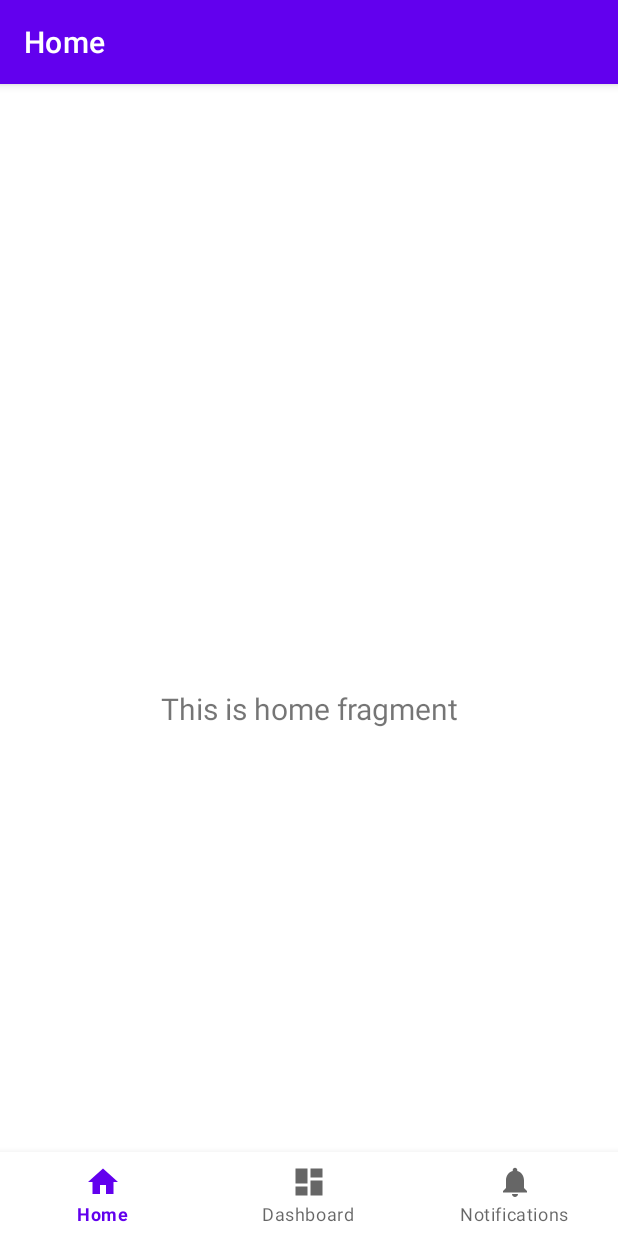
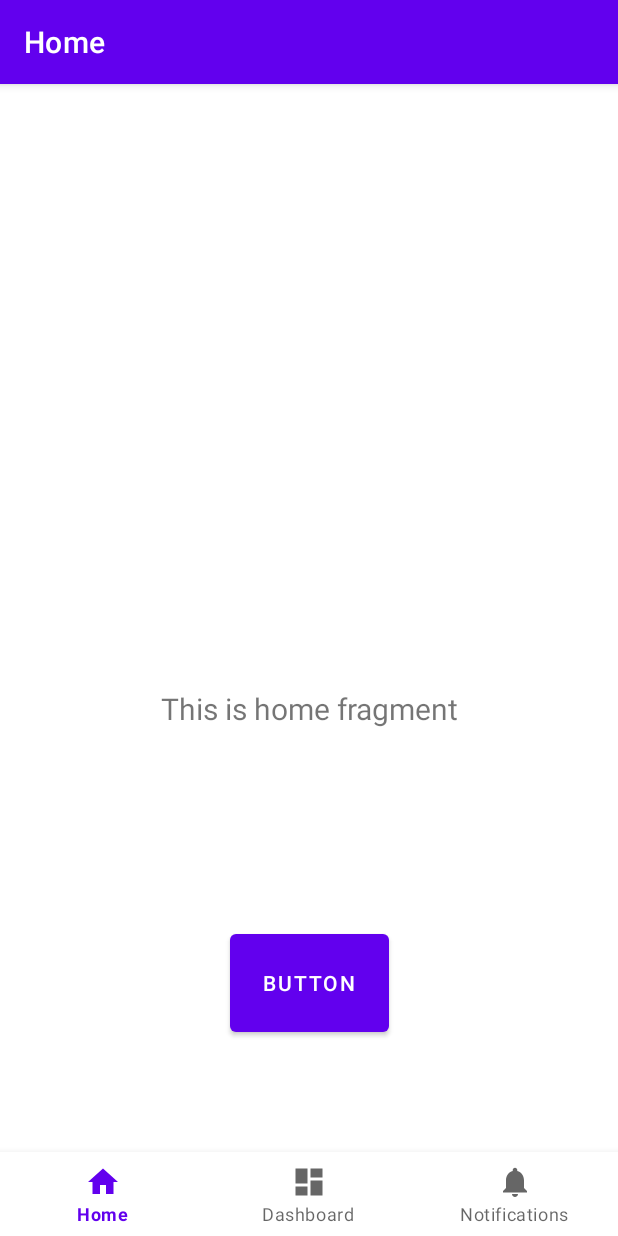
Before and after one commit to Raul-Alarcon/Sigiv_Android, an Android app: the screen it shows after launch (MainActivity), on a phone screen of 412 x 824 dp. Run offline under Robolectric (Android 15) with nearby library versions, the phone set to English and light mode, and no system bars; our stand-ins replace navigation-ui.

Commit message:
este otro cambio de prueba.

```diff
--- a/app/src/main/res/layout/fragment_home.xml
+++ b/app/src/main/res/layout/fragment_home.xml
@@ -19,4 +19,14 @@
         app:layout_constraintEnd_toEndOf="parent"
         app:layout_constraintStart_toStartOf="parent"
         app:layout_constraintTop_toTopOf="parent" />
+
+    <Button
+        android:id="@+id/button"
+        android:layout_width="106dp"
+        android:layout_height="77dp"
+        android:text="Button"
+        app:layout_constraintBottom_toBottomOf="parent"
+        app:layout_constraintEnd_toEndOf="@+id/text_home"
+        app:layout_constraintStart_toStartOf="@+id/text_home"
+        app:layout_constraintTop_toBottomOf="@+id/text_home" />
 </androidx.constraintlayout.widget.ConstraintLayout>
```
